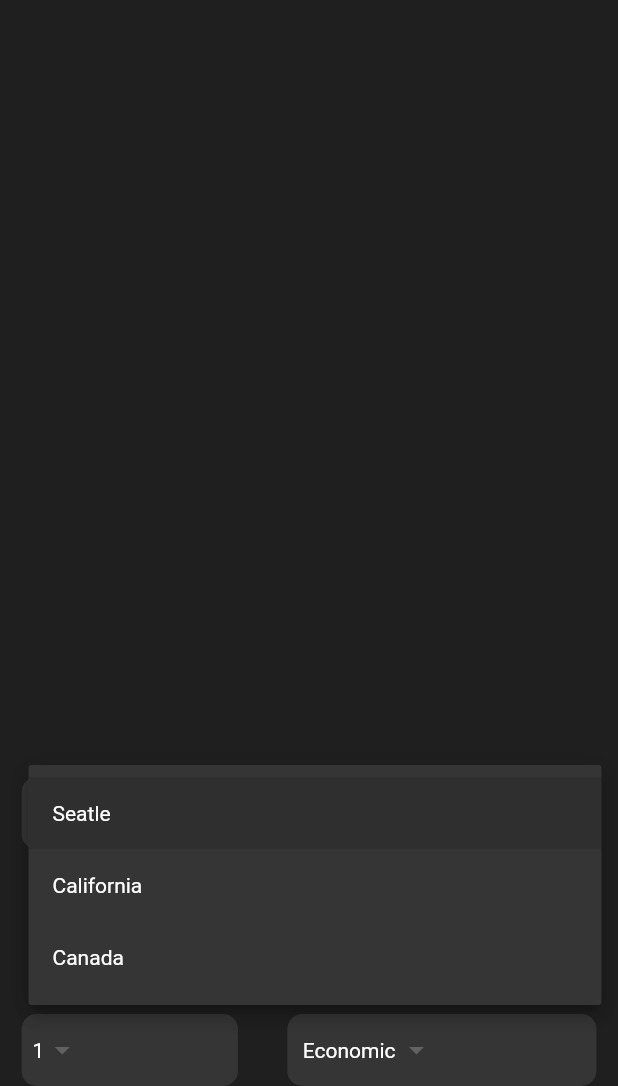
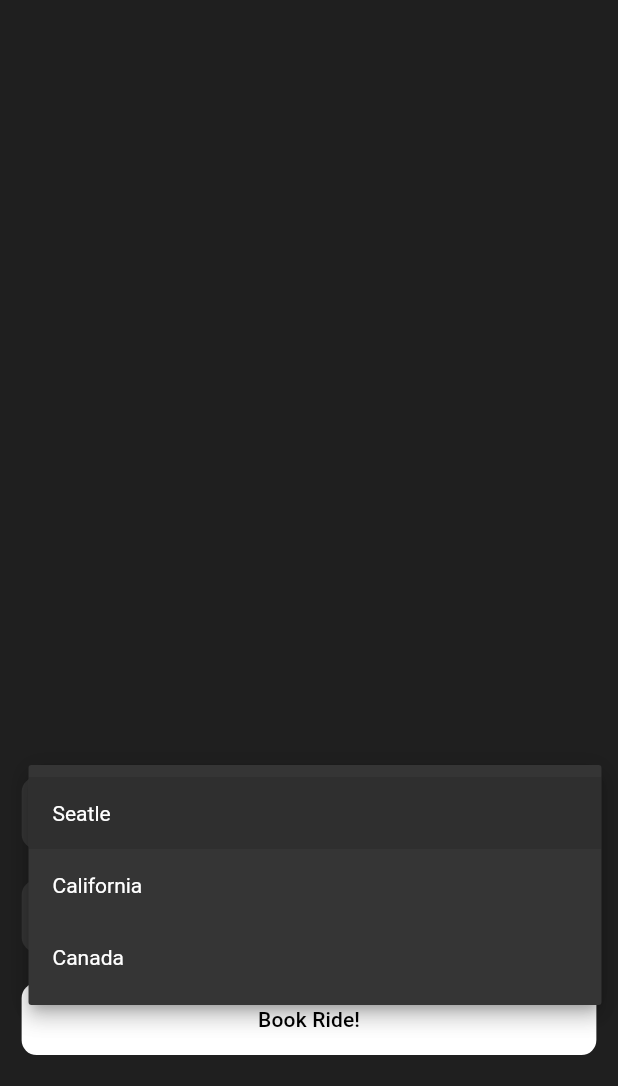
Before and after one commit to amiroudiallo-dev/mobile-development, a Flutter app: the screen it shows after launch, after a tap on "Seatle", on a phone screen of 412 x 824 dp, the part 150-1236 px from its top. Run offline on Flutter 3.47's test engine with Material 3 defaults, Android fonts, the phone set to English and light mode, and no system bars.

Commit message:
material-widget-button

```diff
--- a/flutter-learning/go_moon/lib/pages/home_page.dart
+++ b/flutter-learning/go_moon/lib/pages/home_page.dart
@@ -93,9 +93,27 @@ class HomePage extends StatelessWidget {
         children: [
           _destinationDropDownWidget(),
           _travellersInformationWidget(),
+          _rideButton(),
         ],
       ),
     );
   }
 
+  Widget _rideButton() {
+    return Container(
+      width: _deviceWidth,
+      decoration: BoxDecoration(color: Colors.white, borderRadius: BorderRadius.circular(10)),
+      margin: EdgeInsets.only(bottom: _deviceHeight * 0.025),
+      child: MaterialButton(
+        onPressed: () {},
+        child: const Text(
+          "Book Ride!",
+          style: TextStyle(
+            color: Colors.black
+          ),
+        ),
+      ),
+    );
+  }
+
 }
```
